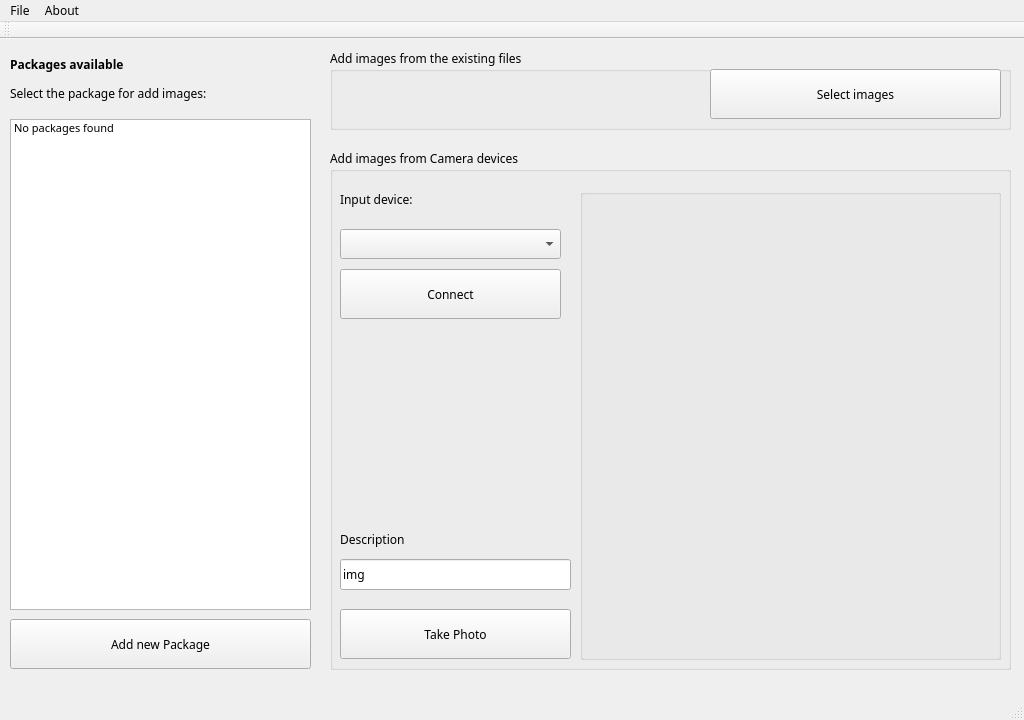
The window that HyenaIP/Forms/ImageAcquisitionModule/imageacquisition.ui (francisc0garcia/HyenaIP) describes before a commit, drawn with Qt 5.
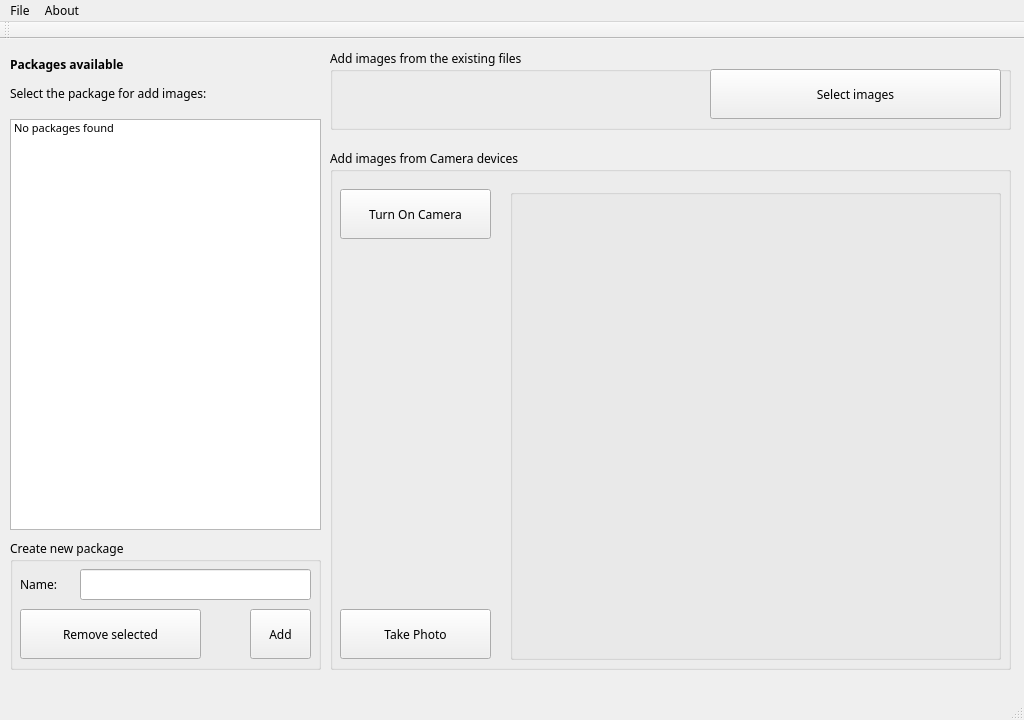
The same window after the commit. Icons and pictures are not drawn.

Commit message: Update image acquisition

Patch:
```diff
--- a/HyenaIP/Forms/ImageAcquisitionModule/imageacquisition.ui
+++ b/HyenaIP/Forms/ImageAcquisitionModule/imageacquisition.ui
@@ -40,8 +40,8 @@
      <rect>
       <x>10</x>
       <y>80</y>
-      <width>301</width>
-      <height>491</height>
+      <width>311</width>
+      <height>411</height>
      </rect>
     </property>
     <property name="font">
@@ -49,25 +49,15 @@
       <pointsize>8</pointsize>
      </font>
     </property>
+    <property name="sortingEnabled">
+     <bool>true</bool>
+    </property>
     <item>
      <property name="text">
       <string>No packages found</string>
      </property>
     </item>
    </widget>
-   <widget class="QPushButton" name="BtnAddNewPackage">
-    <property name="geometry">
-     <rect>
-      <x>10</x>
-      <y>580</y>
-      <width>301</width>
-      <height>50</height>
-     </rect>
-    </property>
-    <property name="text">
-     <string>Add new Package</string>
-    </property>
-   </widget>
    <widget class="QGroupBox" name="groupBox">
     <property name="geometry">
      <rect>
@@ -109,35 +99,12 @@
     <property name="title">
      <string>Add images from Camera devices</string>
     </property>
-    <widget class="QComboBox" name="ComboDevices">
-     <property name="geometry">
-      <rect>
-       <x>10</x>
-       <y>80</y>
-       <width>221</width>
-       <height>30</height>
-      </rect>
-     </property>
-    </widget>
-    <widget class="QLabel" name="label">
-     <property name="geometry">
-      <rect>
-       <x>10</x>
-       <y>30</y>
-       <width>201</width>
-       <height>41</height>
-      </rect>
-     </property>
-     <property name="text">
-      <string>Input device:</string>
-     </property>
-    </widget>
     <widget class="QGroupBox" name="groupBox_3">
      <property name="geometry">
       <rect>
-       <x>250</x>
+       <x>180</x>
        <y>40</y>
-       <width>421</width>
+       <width>491</width>
        <height>471</height>
       </rect>
      </property>
@@ -149,8 +116,8 @@
        <rect>
         <x>10</x>
         <y>10</y>
-        <width>410</width>
-        <height>420</height>
+        <width>471</width>
+        <height>451</height>
        </rect>
       </property>
       <property name="autoFillBackground">
@@ -177,39 +144,13 @@
      <property name="geometry">
       <rect>
        <x>10</x>
-       <y>120</y>
-       <width>221</width>
+       <y>40</y>
+       <width>151</width>
        <height>50</height>
       </rect>
      </property>
      <property name="text">
-      <string>Connect</string>
-     </property>
-    </widget>
-    <widget class="QLabel" name="label_3">
-     <property name="geometry">
-      <rect>
-       <x>10</x>
-       <y>380</y>
-       <width>231</width>
-       <height>21</height>
-      </rect>
-     </property>
-     <property name="text">
-      <string>Description</string>
-     </property>
-    </widget>
-    <widget class="QLineEdit" name="LineImageDescription">
-     <property name="geometry">
-      <rect>
-       <x>10</x>
-       <y>410</y>
-       <width>231</width>
-       <height>31</height>
-      </rect>
-     </property>
-     <property name="text">
-      <string>img</string>
+      <string>Turn On Camera</string>
      </property>
     </widget>
     <widget class="QPushButton" name="BtnTakePhoto">
@@ -217,7 +158,7 @@
       <rect>
        <x>10</x>
        <y>460</y>
-       <width>231</width>
+       <width>151</width>
        <height>50</height>
       </rect>
      </property>
@@ -239,6 +180,71 @@
      <string>&lt;html&gt;&lt;head/&gt;&lt;body&gt;&lt;p&gt;&lt;span style=&quot; font-weight:600;&quot;&gt;Packages available&lt;/span&gt;&lt;/p&gt;&lt;p&gt;Select the package for add images:&lt;/p&gt;&lt;/body&gt;&lt;/html&gt;</string>
     </property>
    </widget>
+   <widget class="QGroupBox" name="groupBox_4">
+    <property name="geometry">
+     <rect>
+      <x>10</x>
+      <y>500</y>
+      <width>311</width>
+      <height>131</height>
+     </rect>
+    </property>
+    <property name="title">
+     <string>Create new package</string>
+    </property>
+    <widget class="QLineEdit" name="LineNameNewPackage">
+     <property name="geometry">
+      <rect>
+       <x>70</x>
+       <y>30</y>
+       <width>231</width>
+       <height>31</height>
+      </rect>
+     </property>
+     <property name="text">
+      <string/>
+     </property>
+    </widget>
+    <widget class="QLabel" name="label_2">
+     <property name="geometry">
+      <rect>
+       <x>10</x>
+       <y>30</y>
+       <width>71</width>
+       <height>31</height>
+      </rect>
+     </property>
+     <property name="text">
+      <string>Name:</string>
+     </property>
+    </widget>
+    <widget class="QPushButton" name="BtnAddNewPackage">
+     <property name="geometry">
+      <rect>
+       <x>240</x>
+       <y>70</y>
+       <width>61</width>
+       <height>50</height>
+      </rect>
+     </property>
+     <property name="text">
+      <string>Add</string>
+     </property>
+    </widget>
+    <widget class="QPushButton" name="BtnRemovePackage">
+     <property name="geometry">
+      <rect>
+       <x>10</x>
+       <y>70</y>
+       <width>181</width>
+       <height>50</height>
+      </rect>
+     </property>
+     <property name="text">
+      <string>Remove selected</string>
+     </property>
+    </widget>
+   </widget>
   </widget>
   <widget class="QMenuBar" name="menuBar">
    <property name="geometry">
```
Left out of the diff: 2 changed lines with no effect on the pictures. The commit also changes 16 other files.
